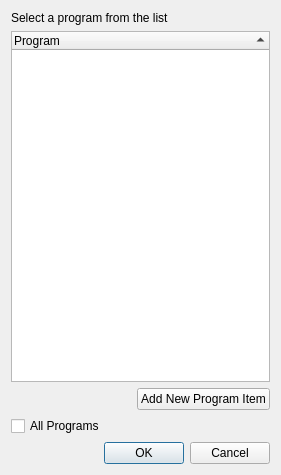
This is MajorPrivacy/Forms/ProgramPicker.ui in xanasoft/MajorPrivacy as Qt 5 draws it before an edit. The edited form follows.
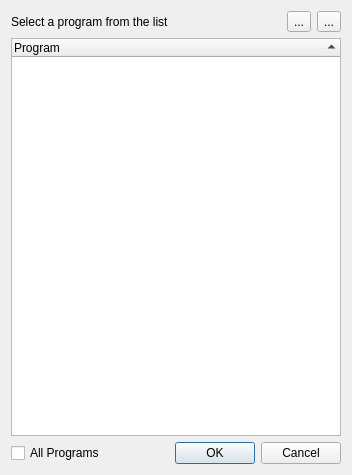
This is the edited form.

Diff of the .ui file:
```diff
--- a/MajorPrivacy/Forms/ProgramPicker.ui
+++ b/MajorPrivacy/Forms/ProgramPicker.ui
@@ -6,7 +6,7 @@
    <rect>
     <x>0</x>
     <y>0</y>
-    <width>281</width>
+    <width>336</width>
     <height>475</height>
    </rect>
   </property>
@@ -32,31 +32,7 @@
    <string>Major Privacy - Select Program</string>
   </property>
   <layout class="QGridLayout" name="gridLayout">
-   <item row="5" column="0" colspan="2">
-    <widget class="QDialogButtonBox" name="buttonBox">
-     <property name="standardButtons">
-      <set>QDialogButtonBox::Cancel|QDialogButtonBox::Ok</set>
-     </property>
-    </widget>
-   </item>
-   <item row="4" column="0" colspan="2">
-    <widget class="QCheckBox" name="chkAll">
-     <property name="text">
-      <string>All Programs</string>
-     </property>
-    </widget>
-   </item>
-   <item row="0" column="0" colspan="2">
-    <widget class="QLabel" name="label">
-     <property name="text">
-      <string>Select a program from the list</string>
-     </property>
-     <property name="wordWrap">
-      <bool>true</bool>
-     </property>
-    </widget>
-   </item>
-   <item row="2" column="0" colspan="2">
+   <item row="1" column="0" colspan="7">
     <widget class="QTreeWidget" name="treePrograms">
      <property name="selectionMode">
       <enum>QAbstractItemView::ExtendedSelection</enum>
@@ -71,14 +47,57 @@
      </column>
     </widget>
    </item>
-   <item row="3" column="1">
-    <widget class="QPushButton" name="btnAdd">
+   <item row="2" column="0" colspan="2">
+    <widget class="QCheckBox" name="chkAll">
      <property name="text">
-      <string>Add New Program Item</string>
+      <string>All Programs</string>
      </property>
     </widget>
    </item>
-   <item row="3" column="0">
+   <item row="0" column="4">
+    <widget class="QToolButton" name="btnAdd">
+     <property name="toolTip">
+      <string>Add Program</string>
+     </property>
+     <property name="text">
+      <string>...</string>
+     </property>
+    </widget>
+   </item>
+   <item row="0" column="0" colspan="2">
+    <widget class="QLabel" name="label">
+     <property name="sizePolicy">
+      <sizepolicy hsizetype="Expanding" vsizetype="Preferred">
+       <horstretch>0</horstretch>
+       <verstretch>0</verstretch>
+      </sizepolicy>
+     </property>
+     <property name="text">
+      <string>Select a program from the list</string>
+     </property>
+     <property name="wordWrap">
+      <bool>false</bool>
+     </property>
+    </widget>
+   </item>
+   <item row="0" column="5" colspan="2">
+    <widget class="QToolButton" name="btnFind">
+     <property name="toolTip">
+      <string>Find Program</string>
+     </property>
+     <property name="text">
+      <string>...</string>
+     </property>
+    </widget>
+   </item>
+   <item row="2" column="2" colspan="5">
+    <widget class="QDialogButtonBox" name="buttonBox">
+     <property name="standardButtons">
+      <set>QDialogButtonBox::StandardButton::Cancel|QDialogButtonBox::StandardButton::Ok</set>
+     </property>
+    </widget>
+   </item>
+   <item row="0" column="3">
     <spacer name="horizontalSpacer">
      <property name="orientation">
       <enum>Qt::Horizontal</enum>
```
Left out of the diff: 6 changed lines with no effect on the pictures.
